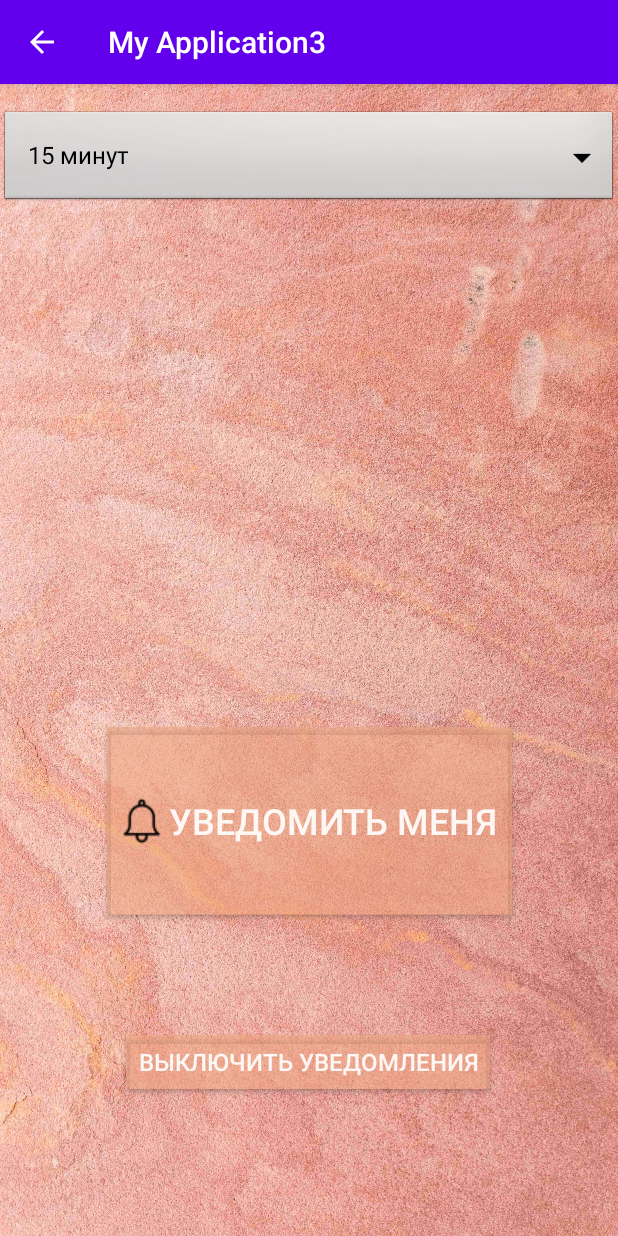
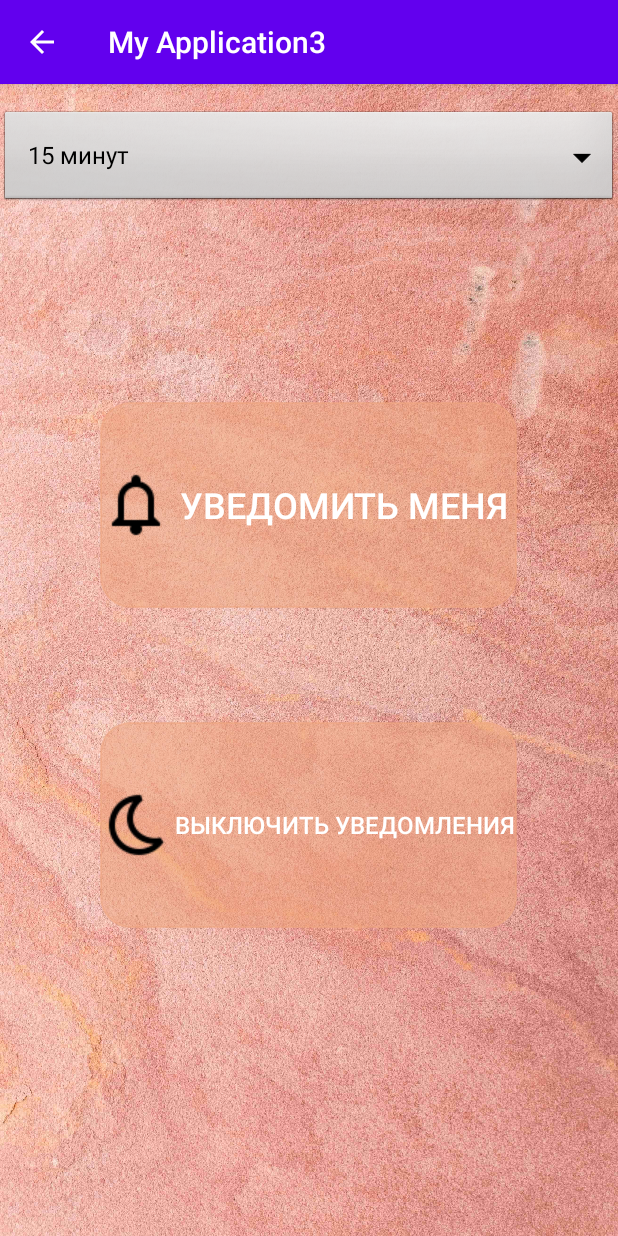
Before and after one commit to olli2017/CoronaNotification, an Android app: the NotificationSettingsActivity screen opened directly, with no data from a screen before it, on a phone screen of 412 x 824 dp. Run offline under Robolectric (Android 15) with nearby library versions, the phone set to English and light mode, and no system bars.

Commit message:
button in settiong

```diff
--- a/MyApplication3/app/src/main/res/layout/activity_notification_settings.xml
+++ b/MyApplication3/app/src/main/res/layout/activity_notification_settings.xml
@@ -5,11 +5,13 @@
     android:layout_width="match_parent"
     android:layout_height="match_parent"
     tools:context=".NotificationSettingsActivity">
+
     <ImageView
+        android:id="@+id/imageView3"
         android:layout_width="match_parent"
         android:layout_height="match_parent"
-        android:src="@drawable/fon1"
-        android:scaleType="centerCrop"/>
+        android:scaleType="centerCrop"
+        android:src="@drawable/fon1" />
     <Spinner
         android:id="@+id/spinner1"
         android:layout_width="0dp"
@@ -25,15 +27,17 @@
         android:id="@+id/notify_button2"
         android:layout_width="278dp"
         android:layout_height="137dp"
-        android:layout_marginTop="400dp"
-        android:layout_marginBottom="186dp"
+        android:layout_marginTop="200dp"
+        android:layout_marginBottom="32dp"
+        android:background="@drawable/bg_rounded"
         android:backgroundTint="#8FEFA780"
-        android:drawableLeft="@drawable/alarm1"
-        android:textColor="#E8FFFFFF"
+        android:drawableLeft="@drawable/alarm"
+        android:text="@string/notificate_me"
+        android:textColor="#FFFFFF"
         android:textSize="24sp"
-        android:text="@string/notificate_me"
-        app:layout_constraintBottom_toBottomOf="parent"
+        app:layout_constraintBottom_toTopOf="@+id/button_off"
         app:layout_constraintEnd_toEndOf="parent"
+        app:layout_constraintHorizontal_bias="0.496"
         app:layout_constraintLeft_toLeftOf="parent"
         app:layout_constraintRight_toRightOf="parent"
         app:layout_constraintStart_toStartOf="parent"
@@ -41,15 +45,19 @@
 
     <Button
         android:id="@+id/button_off"
-        android:layout_width="wrap_content"
-        android:layout_height="wrap_content"
-        android:layout_marginTop="68dp"
+        android:layout_width="278dp"
+        android:layout_height="137dp"
+        android:layout_marginTop="32dp"
+        android:layout_marginBottom="193dp"
+        android:background="@drawable/bg_rounded"
         android:backgroundTint="#8FEFA780"
-        android:textColor="#E8FFFFFF"
+        android:drawableLeft="@drawable/dont_alarm"
+        android:text="@string/turn_off_notification"
+        android:textColor="#FFFFFF"
         android:textSize="16sp"
-        android:text="@string/turn_off_notification"
+        app:layout_constraintBottom_toBottomOf="@+id/imageView3"
         app:layout_constraintEnd_toEndOf="parent"
-        app:layout_constraintHorizontal_bias="0.497"
+        app:layout_constraintHorizontal_bias="0.496"
         app:layout_constraintStart_toStartOf="parent"
         app:layout_constraintTop_toBottomOf="@+id/notify_button2" />
 </androidx.constraintlayout.widget.ConstraintLayout>
```
Also changed, not shown: MyApplication3/app/src/main/res/drawable/alarm.png (added), MyApplication3/app/src/main/res/drawable/dont_alarm.png (added).
